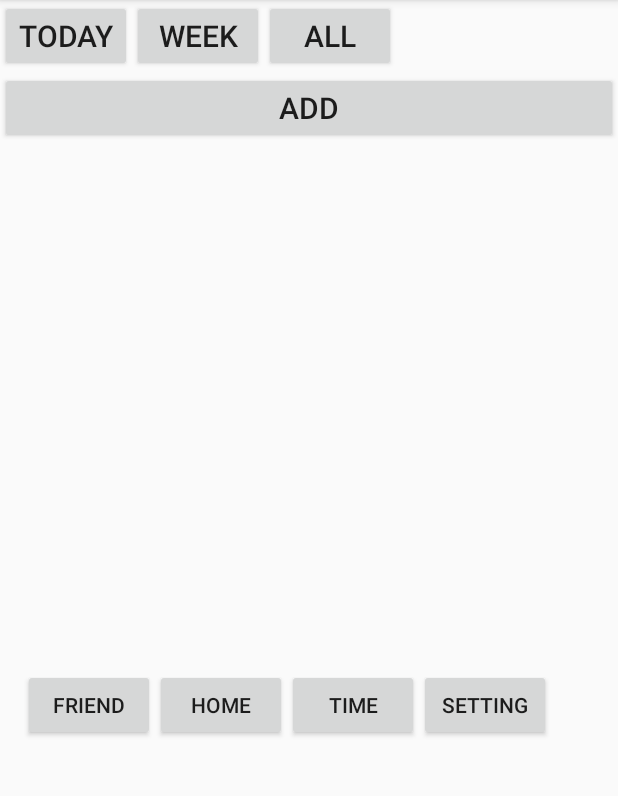
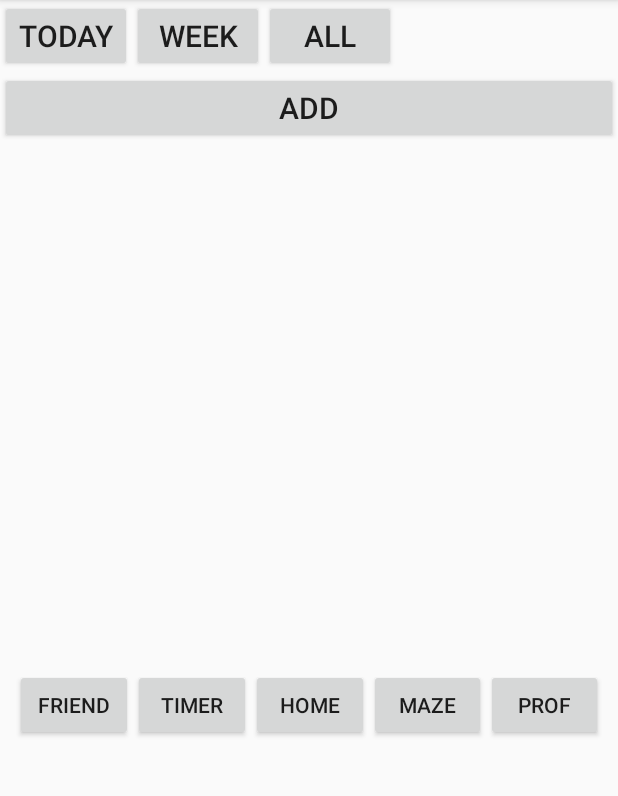
Before and after one commit to StormingRogerGu/CS-8803, an Android app: the screen it shows after launch (MainActivity), on a phone screen of 412 x 824 dp, the part 84-880 px from its top. Run offline under Robolectric (Android 15) with nearby library versions, the phone set to English and light mode, and no system bars.

Commit message:
Navigation

```diff
--- a/Android_Project/app/src/main/res/layout/navigation_bar.xml
+++ b/Android_Project/app/src/main/res/layout/navigation_bar.xml
@@ -10,31 +10,44 @@
         android:layout_height="match_parent"
         android:layout_marginTop="20dp">
 
-        <TableRow android:layout_marginLeft="15dp">
+        <TableRow android:layout_marginLeft="10dp"
+            android:layout_marginRight="10dp">
 
             <Button
                 android:id="@+id/friend"
                 android:layout_width="wrap_content"
                 android:layout_height="wrap_content"
-                android:text="friend" />
+                android:text="friend"
+                android:layout_weight="1"/>
+
+            <Button
+                android:id="@+id/timer"
+                android:layout_width="wrap_content"
+                android:layout_height="wrap_content"
+                android:text="timer"
+
+                android:layout_weight="1"/>
 
             <Button
                 android:id="@+id/home"
                 android:layout_width="wrap_content"
                 android:layout_height="wrap_content"
-                android:text="home" />
+                android:text="home"
+
+                android:layout_weight="1"/>
 
             <Button
-                android:id="@+id/time"
+                android:id="@+id/puzzle"
                 android:layout_width="wrap_content"
                 android:layout_height="wrap_content"
-                android:text="time" />
-
+                android:text="maze"
+                android:layout_weight="1"/>
             <Button
-                android:id="@+id/setting"
+                android:id="@+id/profile"
                 android:layout_width="wrap_content"
                 android:layout_height="wrap_content"
-                android:text="setting" />
+                android:text="prof"
+                android:layout_weight="1"/>
         </TableRow>
         >
 
```
